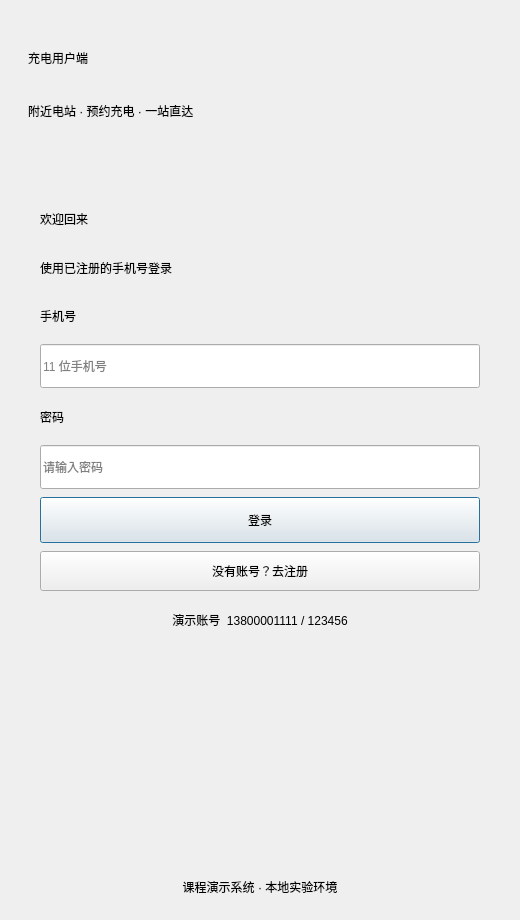
The window that user_client/LoginDialog.ui (asdjqw/Charging_Pile_System) describes before a commit, drawn with Qt 5.
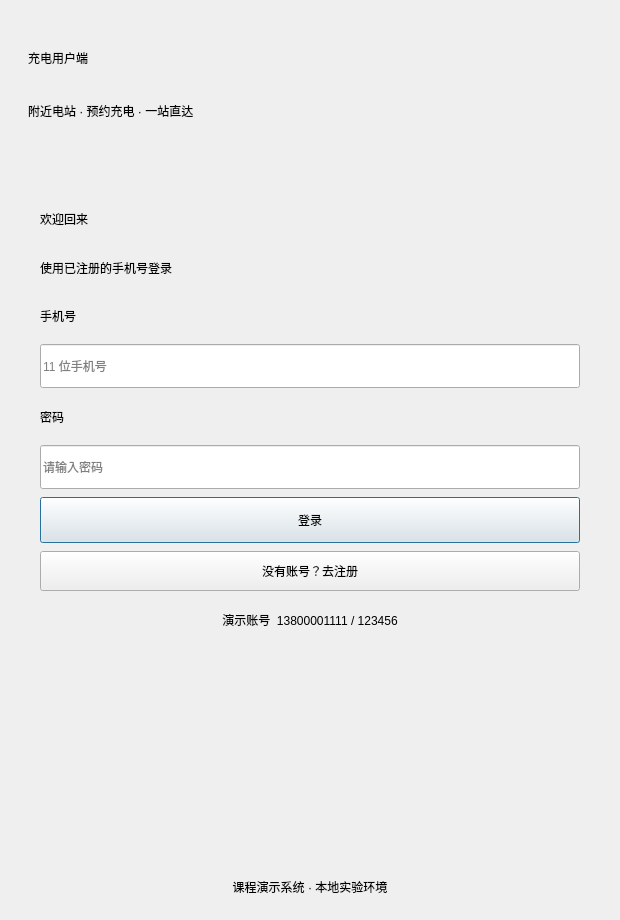
The same window after the commit.

Commit message:
feat(ui): 用户端默认窗口调宽（主窗口 640×960，登录窗 620×920）
- 主窗口默认宽度 540→640，最小宽度 480→560，最大宽度 620→800
- 登录窗固定宽度 520→620，与主窗口视觉衔接一致

Diff of the .ui file:
```diff
--- a/user_client/LoginDialog.ui
+++ b/user_client/LoginDialog.ui
@@ -6,19 +6,19 @@
    <rect>
     <x>0</x>
     <y>0</y>
-    <width>520</width>
+    <width>620</width>
     <height>920</height>
    </rect>
   </property>
   <property name="minimumSize">
    <size>
-    <width>520</width>
+    <width>620</width>
     <height>920</height>
    </size>
   </property>
   <property name="maximumSize">
    <size>
-    <width>520</width>
+    <width>620</width>
     <height>920</height>
    </size>
   </property>
```
The commit also changes 3 other files.
